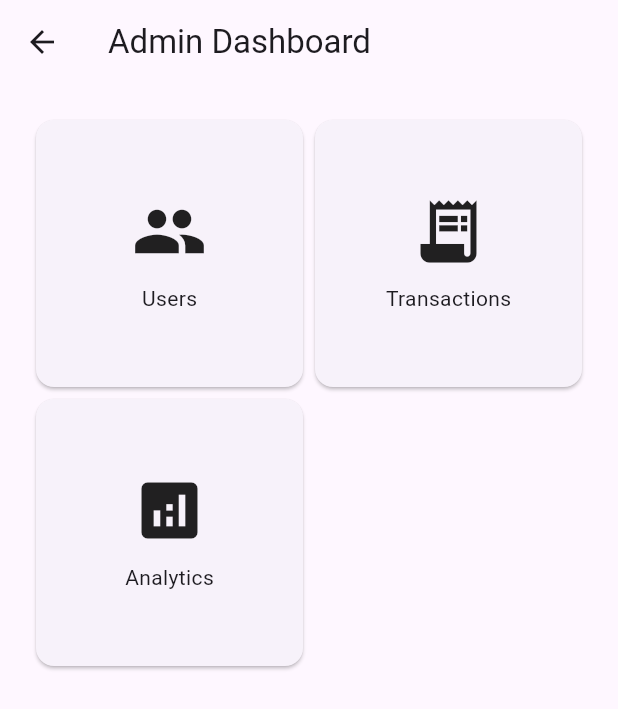
After one commit to IA-LINK/nin_search, a Flutter app: the AdminDashboard screen opened directly, on a phone screen of 412 x 824 dp. The commit adds this screen. Shown: the top 709 px of the screen. Run offline on Flutter 3.47's test engine with Material 3 defaults, Android fonts, the phone set to English and light mode, and no system bars; our stand-ins replace carousel_slider, cloud_firestore, firebase_auth, firebase_core; missing offline and left inert: flutter_paystack; accounts and stored records are empty; statements that could not run were skipped.

Commit message:
admin features

```diff
--- a/new_nin/lib/main.dart
+++ b/new_nin/lib/main.dart
@@ -50,6 +50,9 @@ class MyApp extends StatelessWidget {
           '/history': (context) => const HistoryScreen(),
           '/data': (context) => const DataScreen(),
           '/fund-wallet': (context) => const FundWalletScreen(),
+          '/admin-dashboard': (_) => const AdminDashboard(),
+          '/admin-users': (_) => const UsersScreen(),
+          '/admin-transactions': (_) => const TransactionsScreen(),
         },
       ),
     );
--- /dev/null
+++ b/new_nin/lib/screens/admin/admin_dashboard.dart
@@ -0,0 +1,61 @@
+import 'package:flutter/material.dart';
+
+class AdminDashboard extends StatelessWidget {
+  const AdminDashboard({super.key});
+
+  @override
+  Widget build(BuildContext context) {
+    return Scaffold(
+      appBar: AppBar(
+        title: const Text("Admin Dashboard"),
+      ),
+      body: GridView.count(
+        crossAxisCount: 2,
+        padding: const EdgeInsets.all(20),
+        children: [
+          _card(
+            context,
+            Icons.people,
+            "Users",
+            "/admin-users",
+          ),
+          _card(
+            context,
+            Icons.receipt_long,
+            "Transactions",
+            "/admin-transactions",
+          ),
+          _card(
+            context,
+            Icons.analytics,
+            "Analytics",
+            "/admin-analytics",
+          ),
+        ],
+      ),
+    );
+  }
+
+  Widget _card(
+    BuildContext context,
+    IconData icon,
+    String title,
+    String route,
+  ) {
+    return Card(
+      child: InkWell(
+        onTap: () {
+          Navigator.pushNamed(context, route);
+        },
+        child: Column(
+          mainAxisAlignment: MainAxisAlignment.center,
+          children: [
+            Icon(icon, size: 50),
+            const SizedBox(height: 10),
+            Text(title),
+          ],
+        ),
+      ),
+    );
+  }
+}
```
Also changed, not shown: new_nin/lib/screens/admin/transactions_screen.dart (added, +45 -0 lines), new_nin/lib/screens/admin/users_screen.dart (added, +45 -0 lines).
